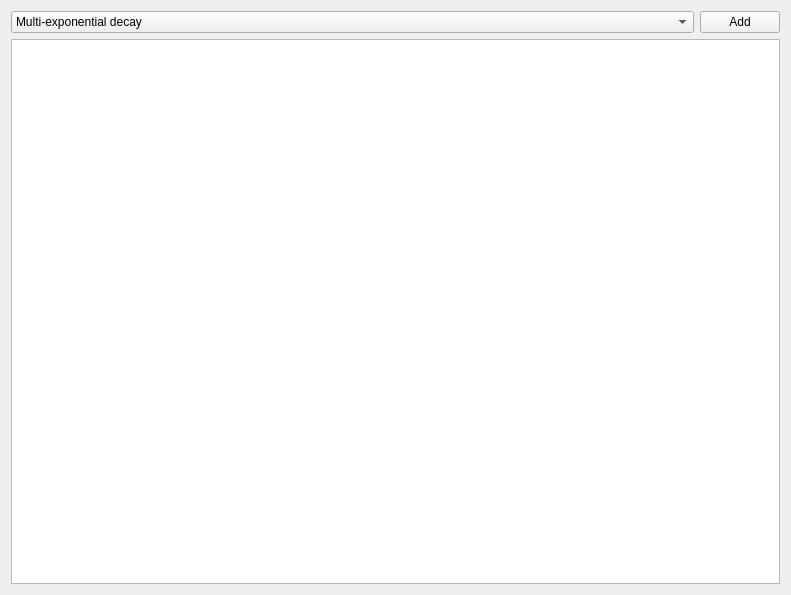
Old version of the form FLIMfitLibrary/FLIMfitQT/FittingParametersWidget.ui in the repository flimfit/FLIMfit.
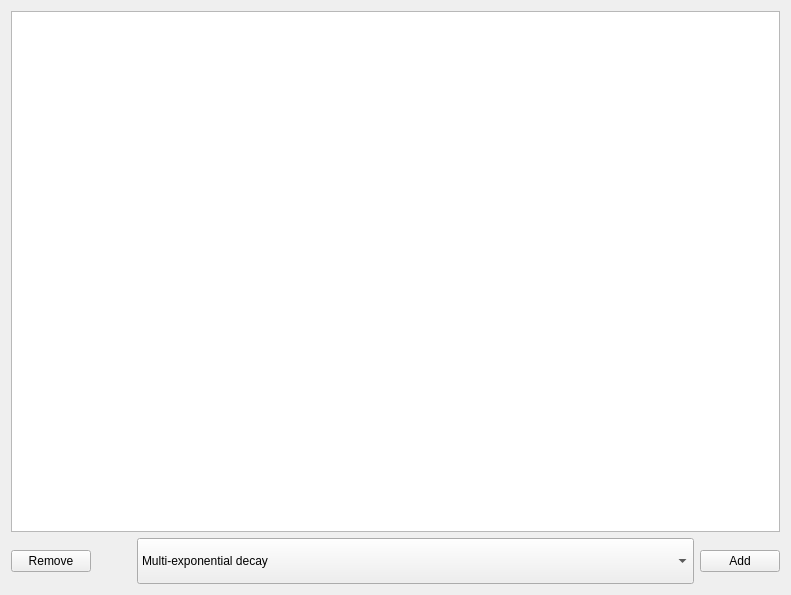
New version of the form.

Commit message: Add and remove decay groups

```diff
--- a/FLIMfitLibrary/FLIMfitQT/FittingParametersWidget.ui
+++ b/FLIMfitLibrary/FLIMfitQT/FittingParametersWidget.ui
@@ -15,9 +15,42 @@
   </property>
   <layout class="QVBoxLayout" name="verticalLayout">
    <item>
-    <layout class="QHBoxLayout" name="horizontalLayout" stretch="1,0">
+    <widget class="QTreeView" name="parameter_tree">
+     <attribute name="headerVisible">
+      <bool>true</bool>
+     </attribute>
+    </widget>
+   </item>
+   <item>
+    <layout class="QHBoxLayout" name="horizontalLayout" stretch="0,0,1,0">
+     <item>
+      <widget class="QPushButton" name="remove_group_button">
+       <property name="text">
+        <string>Remove</string>
+       </property>
+      </widget>
+     </item>
+     <item>
+      <spacer name="horizontalSpacer">
+       <property name="orientation">
+        <enum>Qt::Horizontal</enum>
+       </property>
+       <property name="sizeHint" stdset="0">
+        <size>
+         <width>40</width>
+         <height>20</height>
+        </size>
+       </property>
+      </spacer>
+     </item>
      <item>
       <widget class="QComboBox" name="group_type_combo">
+       <property name="minimumSize">
+        <size>
+         <width>0</width>
+         <height>46</height>
+        </size>
+       </property>
        <item>
         <property name="text">
          <string>Multi-exponential decay</string>
@@ -44,13 +77,6 @@
      </item>
     </layout>
    </item>
-   <item>
-    <widget class="QTreeView" name="parameter_tree">
-     <attribute name="headerVisible">
-      <bool>true</bool>
-     </attribute>
-    </widget>
-   </item>
   </layout>
  </widget>
  <resources/>
```
The commit also changes 5 other files.
